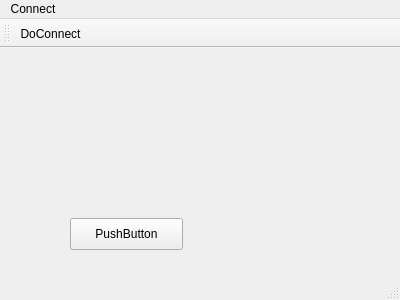
Before: the Qt Designer form mainwindow.ui in Skylli202/wifibot, drawn with Qt 5.
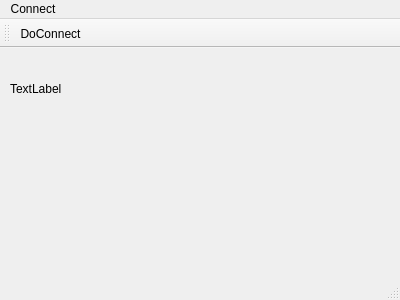
After: the same form once the commit is applied.

```diff
--- a/mainwindow.ui
+++ b/mainwindow.ui
@@ -17,17 +17,17 @@
    <property name="enabled">
     <bool>true</bool>
    </property>
-   <widget class="QPushButton" name="pushButton">
+   <widget class="QLabel" name="label">
     <property name="geometry">
      <rect>
-      <x>70</x>
-      <y>170</y>
-      <width>113</width>
-      <height>32</height>
+      <x>10</x>
+      <y>10</y>
+      <width>131</width>
+      <height>61</height>
      </rect>
     </property>
     <property name="text">
-     <string>PushButton</string>
+     <string>TextLabel</string>
     </property>
    </widget>
   </widget>
```
